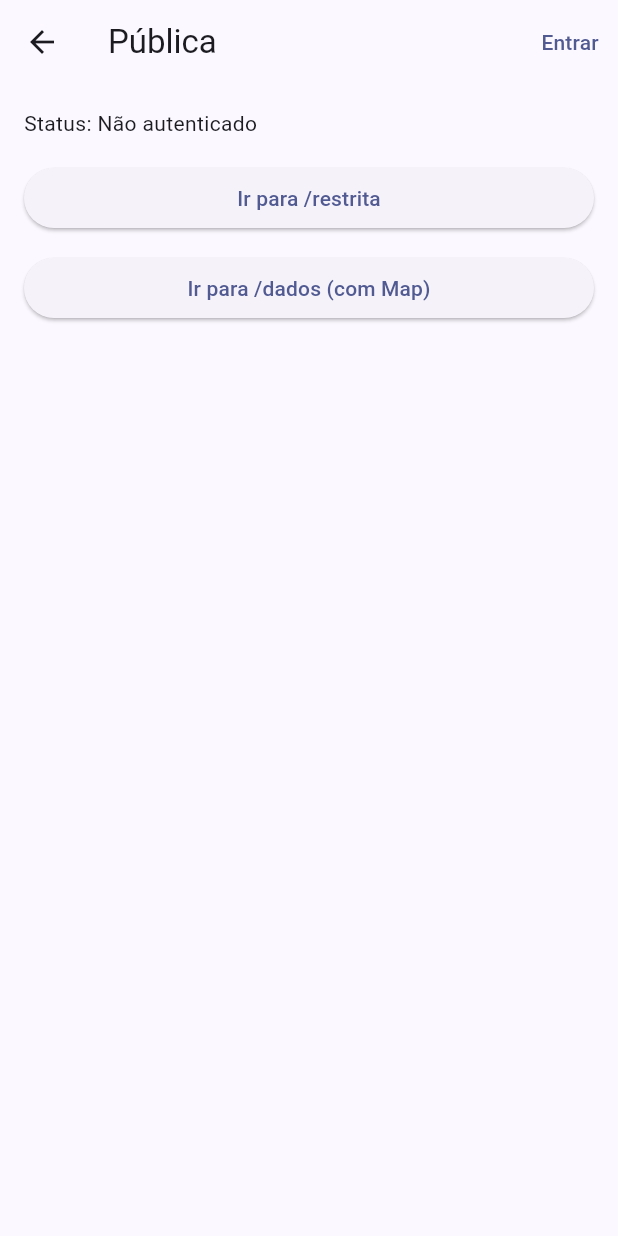
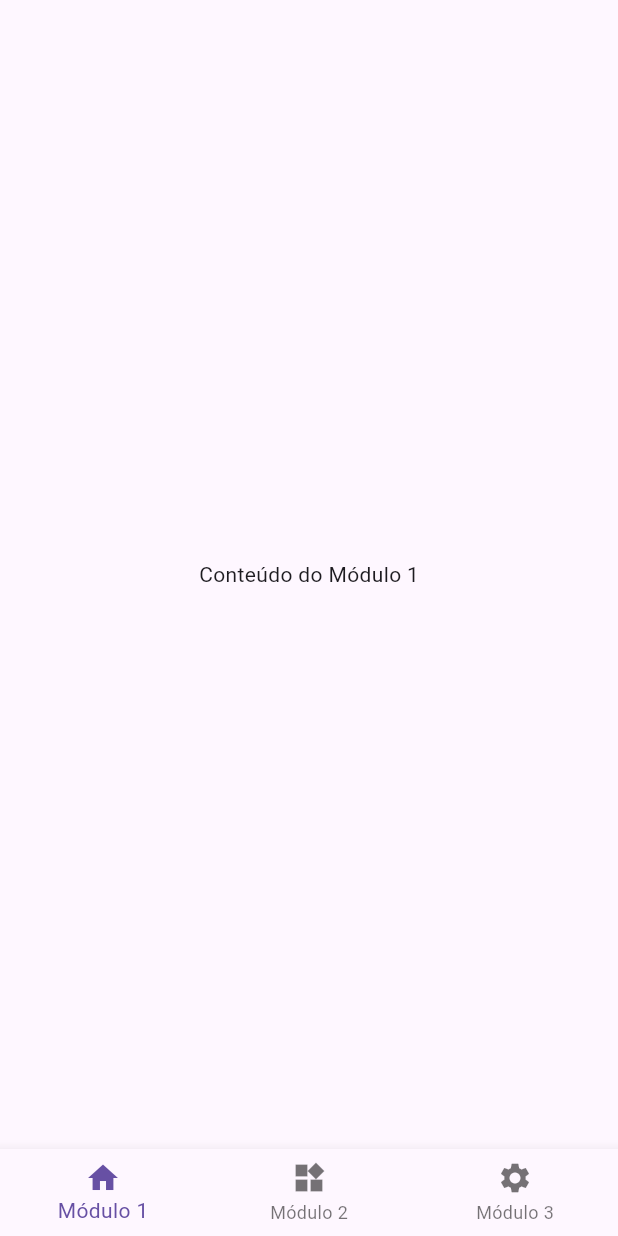
Before and after one commit to HenriquetlRuffato/Mobile, a Flutter app: the screen it shows after launch, on a phone screen of 412 x 824 dp. Run offline on Flutter 3.47's test engine with Material 3 defaults, Android fonts, the phone set to English and light mode, and no system bars.

```diff
--- a/lib/main.dart
+++ b/lib/main.dart
@@ -1,183 +1,191 @@
 import 'package:flutter/material.dart';
 
-void main() => runApp(const App());
+void main() {
+  runApp(const MyApp());
+}
 
-class App extends StatelessWidget {
-  const App({super.key});
+class MyApp extends StatelessWidget {
+  const MyApp({super.key});
+
   @override
   Widget build(BuildContext context) {
-    return Auth(
-      notifier: AuthController(),
-      child: MaterialApp(
-        debugShowCheckedModeBanner: false,
-        title: 'Rotas Privadas',
-        theme: ThemeData(colorSchemeSeed: Colors.indigo, useMaterial3: true),
-        initialRoute: '/public',
-        onGenerateRoute: (settings) {
-          return MaterialPageRoute(
-            settings: settings,
-            builder: (context) {
-              final auth = Auth.of(context);
-              if (settings.name == '/public') return const PublicPage();
-              if (settings.name == '/restrita') {
-                if (auth.authed) return const RestritaPage();
-                return LoginGate(title: 'Área restrita', routeName: '/restrita', arguments: settings.arguments);
+    return MaterialApp(
+      title: 'BottomNav com Tabs',
+      theme: ThemeData(
+        primarySwatch: Colors.blue,
+        useMaterial3: true,
+      ),
+      home: const MainNavigationScreen(),
+    );
   }
-              if (settings.name == '/dados') {
-                if (auth.authed) return const DadosPage();
-                return LoginGate(title: 'Dados do usuário', routeName: '/dados', arguments: settings.arguments);
 }
-              return const Scaffold(body: Center(child: Text('404')));
+
+class MainNavigationScreen extends StatefulWidget {
+  const MainNavigationScreen({super.key});
+
+  @override
+  State<MainNavigationScreen> createState() => _MainNavigationScreenState();
+}
+
+class _MainNavigationScreenState extends State<MainNavigationScreen> {
+  int _currentIndex = 0;
+
+  final List<Widget> _pages = [
+    const Page1(),
+    const Page2WithTabs(),
+    const Page3(),
+  ];
+
+  @override
+  Widget build(BuildContext context) {
+    return Scaffold(
+      body: _pages[_currentIndex],
+      bottomNavigationBar: BottomNavigationBar(
+        currentIndex: _currentIndex,
+        onTap: (index) {
+          setState(() {
+            _currentIndex = index;
+          });
         },
-          );
-        },
+        items: const [
+          BottomNavigationBarItem(
+            icon: Icon(Icons.home),
+            label: 'Módulo 1',
+          ),
+          BottomNavigationBarItem(
+            icon: Icon(Icons.widgets),
+            label: 'Módulo 2',
+          ),
+          BottomNavigationBarItem(
+            icon: Icon(Icons.settings),
+            label: 'Módulo 3',
+          ),
+        ],
       ),
     );
   }
 }
 
-class AuthController extends ChangeNotifier {
-  bool authed = false;
-  void signIn() {
-    authed = true;
-    notifyListeners();
-  }
-  void signOut() {
-    authed = false;
-    notifyListeners();
+class Page1 extends StatelessWidget {
+  const Page1({super.key});
+
+  @override
+  Widget build(BuildContext context) {
+    return const Center(
+      child: Text('Conteúdo do Módulo 1'),
+    );
   }
 }
 
-class Auth extends InheritedNotifier<AuthController> {
-  const Auth({super.key, required AuthController notifier, required Widget child}) : super(notifier: notifier, child: child);
-  static AuthController of(BuildContext context) => context.dependOnInheritedWidgetOfExactType<Auth>()!.notifier!;
+class Page3 extends StatelessWidget {
+  const Page3({super.key});
+
+  @override
+  Widget build(BuildContext context) {
+    return const Center(
+      child: Text('Conteúdo do Módulo 3'),
+    );
+  }
 }
 
-class PublicPage extends StatelessWidget {
-  const PublicPage({super.key});
+class Page2WithTabs extends StatefulWidget {
+  const Page2WithTabs({super.key});
+
+  @override
+  State<Page2WithTabs> createState() => _Page2WithTabsState();
+}
+
+class _Page2WithTabsState extends State<Page2WithTabs> with SingleTickerProviderStateMixin {
+  late TabController _tabController;
+
+  @override
+  void initState() {
+    super.initState();
+    _tabController = TabController(length: 3, vsync: this);
+  }
+
+  @override
+  void dispose() {
+    _tabController.dispose();
+    super.dispose();
+  }
+
   @override
   Widget build(BuildContext context) {
-    final auth = Auth.of(context);
     return Scaffold(
       appBar: AppBar(
-        title: const Text('Pública'),
-        actions: [
-          TextButton(
-            onPressed: () => auth.authed ? auth.signOut() : auth.signIn(),
-            child: Text(auth.authed ? 'Sair' : 'Entrar'),
-          )
+        title: const Text('Módulo 2 com Abas'),
+        bottom: TabBar(
+          controller: _tabController,
+          tabs: const [
+            Tab(icon: Icon(Icons.cloud), text: 'Aba 1'),
+            Tab(icon: Icon(Icons.beach_access), text: 'Aba 2'),
+            Tab(icon: Icon(Icons.brightness_5), text: 'Aba 3'),
           ],
         ),
-      body: Padding(
-        padding: const EdgeInsets.all(16),
+      ),
+      body: TabBarView(
+        controller: _tabController,
+        children: const [
+          TabContent(title: 'Conteúdo da Aba 1'),
+          TabContent(title: 'Conteúdo da Aba 2'),
+          TabContent(title: 'Conteúdo da Aba 3'),
+        ],
+      ),
+    );
+  }
+}
+
+class TabContent extends StatelessWidget {
+  final String title;
+
+  const TabContent({super.key, required this.title});
+
+  @override
+  Widget build(BuildContext context) {
+    return Center(
       child: Column(
-          crossAxisAlignment: CrossAxisAlignment.stretch,
+        mainAxisAlignment: MainAxisAlignment.center,
         children: [
-            Text('Status: ${auth.authed ? 'Autenticado' : 'Não autenticado'}'),
-            const SizedBox(height: 16),
-            ElevatedButton(
-              onPressed: () => Navigator.pushNamed(context, '/restrita'),
-              child: const Text('Ir para /restrita'),
+          Text(
+            title,
+            style: Theme.of(context).textTheme.headlineMedium,
           ),
-            const SizedBox(height: 12),
+          const SizedBox(height: 20),
           ElevatedButton(
             onPressed: () {
-                Navigator.pushNamed(
+              Navigator.push(
                 context,
-                  '/dados',
-                  arguments: {
-                    'nomeCompleto': 'João da Silva',
-                    'dataNascimento': '1999-08-12',
-                    'telefone': '(64) 9 9999-9999',
-                  },
+                MaterialPageRoute(
+                  builder: (context) => DetailPage(tabTitle: title),
+                ),
               );
             },
-              child: const Text('Ir para /dados (com Map)'),
+            child: const Text('Ver Detalhes'),
           ),
         ],
+      ),
+    );
+  }
+}
+
+class DetailPage extends StatelessWidget {
+  final String tabTitle;
+
+  const DetailPage({super.key, required this.tabTitle});
+
+  @override
+  Widget build(BuildContext context) {
+    return Scaffold(
+      appBar: AppBar(
+        title: Text('Detalhes de $tabTitle'),
+      ),
+      body: Center(
+        child: Text(
+          'Detalhes do conteúdo de $tabTitle',
+          style: Theme.of(context).textTheme.headlineSmall,
         ),
       ),
     );
   }
 }
-
-class RestritaPage extends StatelessWidget {
-  const RestritaPage({super.key});
-  @override
-  Widget build(BuildContext context) {
-    final auth = Auth.of(context);
-    return Scaffold(
-      appBar: AppBar(
-        title: const Text('Restrita'),
-        actions: [
-          TextButton(onPressed: () => auth.signOut(), child: const Text('Sair')),
-        ],
-      ),
-      body: const Center(child: Text('Conteúdo restrito.')),
-    );
-  }
-}
-
-class DadosPage extends StatelessWidget {
-  const DadosPage({super.key});
-  @override
-  Widget build(BuildContext context) {
-    final auth = Auth.of(context);
-    final args = ModalRoute.of(context)!.settings.arguments as Map?;
-    final entries = args?.entries.map((e) => MapEntry(e.key.toString(), e.value?.toString() ?? '')).toList() ?? [];
-    return Scaffold(
-      appBar: AppBar(
-        title: const Text('Dados'),
-        actions: [
-          TextButton(onPressed: () => auth.signOut(), child: const Text('Sair')),
-        ],
-      ),
-      body: ListView.separated(
-        padding: const EdgeInsets.all(16),
-        itemBuilder: (_, i) {
-          final k = entries[i].key;
-          final v = entries[i].value;
-          return ListTile(title: Text(k), subtitle: Text(v));
-        },
-        separatorBuilder: (_, __) => const Divider(height: 1),
-        itemCount: entries.length,
-      ),
-    );
-  }
-}
-
-class LoginGate extends StatelessWidget {
-  const LoginGate({super.key, required this.title, required this.routeName, this.arguments});
-  final String title;
-  final String routeName;
-  final Object? arguments;
-  @override
-  Widget build(BuildContext context) {
-    final auth = Auth.of(context);
-    return Scaffold(
-      appBar: AppBar(title: Text(title)),
-      body: Padding(
-        padding: const EdgeInsets.all(16),
-        child: Column(
-          mainAxisAlignment: MainAxisAlignment.center,
-          children: [
-            const Text('Autenticação necessária'),
-            const SizedBox(height: 16),
-            ElevatedButton(
-              onPressed: () {
-                auth.signIn();
-                Navigator.pushReplacementNamed(context, routeName, arguments: arguments);
-              },
-              child: const Text('Entrar'),
-            ),
-            const SizedBox(height: 8),
-            OutlinedButton(
-              onPressed: () => Navigator.pop(context),
-              child: const Text('Voltar'),
-            )
-          ],
-        ),
-      ),
-    );
-  }
-}
```
Lines whose indentation alone changed are shown as unchanged.
